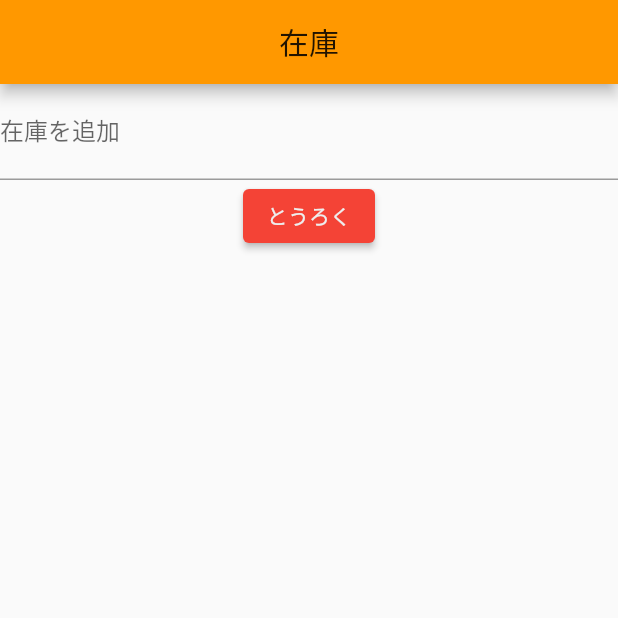
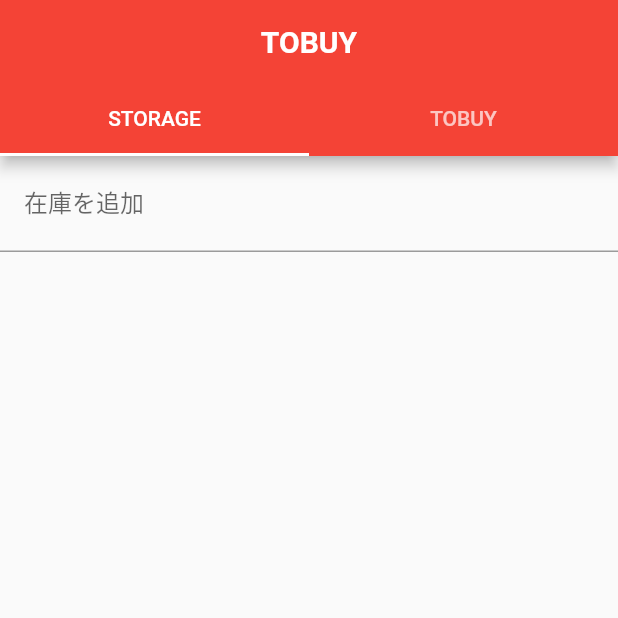
Before and after one commit to enpitut2021/hazimete_otsukai, a Flutter app: the screen it shows after launch, on a phone screen of 412 x 824 dp, the top half of it. Run offline on Flutter 3.47's test engine with Material 2 defaults, Android fonts, the light colour scheme and no system bars; our stand-ins replace cloud_firestore, firebase_core; accounts and stored records are empty.

Commit message:
リストをスワイプでカラム削除／AppBar下にタブ生成／tobuy_page作成

```diff
--- a/lib/item.dart
+++ b/lib/item.dart
@@ -9,7 +9,8 @@ import 'package:cloud_firestore/cloud_firestore.dart';
 class Item {
   // これぼくも正直よくわからんです
   Item(DocumentSnapshot? doc) {
-    title = doc!['title'];
+    documentID = doc!.id;
+    title = doc['title'];
     final Timestamp timestamp = doc['createdAt'];
     createdAt = timestamp.toDate();
   }
@@ -17,4 +18,5 @@ class Item {
   // Itemに含まれる内容
   String? title;
   DateTime? createdAt; // 登録された時間でソートしたいため
+  String? documentID;
 }
--- a/lib/main.dart
+++ b/lib/main.dart
@@ -32,17 +32,17 @@ class MyApp extends StatelessWidget {
     return MaterialApp(
       title: 'Flutter Demo',
       theme: ThemeData(
-        primarySwatch: Colors.orange, // ← よくわかんない
+        primarySwatch: Colors.red, // 全体のテーマ色が変わる
         // primaryColor: Colors.orange,
         // ↑ これでアプリ全体の色が変わるよ
       ),
-      home: MyHomePage(),
+      home: DefaultTabController(length: choices.length, child: MyHomePage()),
     );
   }
 }
 
 class MyHomePage extends StatelessWidget {
-  final TextEditingController _fieldText = TextEditingController(text: '');
+  final TextEditingController _fieldText = TextEditingController(text: null);
 
   @override
   Widget build(BuildContext context) {
@@ -50,12 +50,22 @@ class MyHomePage extends StatelessWidget {
 
     // ChangeNotifierBuilder: なんかstatelessでもstatefulにしてくれるやつ
     return ChangeNotifierProvider(
-      // 下のやつで、MyHomePageが回ったタイミングでgetItemListが実行される
+      // 下のやつで、MyHomePageが回ったタイミングでgetItemListRealtimeが実行される
       create: (context) => MainModel()..getItemListRealtime(),
       child: Scaffold(
           appBar: AppBar(
-            title: Text('在庫'),
+            title: Text(
+              'TOBUY',
+              style: TextStyle(fontWeight: FontWeight.bold),
+            ),
             centerTitle: true, // appBarのテキストが中央揃えになる
+            bottom: TabBar(
+              tabs: choices
+                  .map((choice) => Tab(
+                        text: choice.title,
+                      ))
+                  .toList(),
+            ),
           ),
           body:
               // Consumerの下ならmodelファイルを参照できるらしい
@@ -67,8 +77,8 @@ class MyHomePage extends StatelessWidget {
               return TextField(
                 controller: _fieldText,
                 decoration: InputDecoration(
-                  labelText: "在庫を追加", // ラベル
-                  hintText: "例) シャンプーの詰め替え", // ヒント
+                  labelText: "　在庫を追加", // ラベル
+                  hintText: "　例) 醤油", // ヒント
                 ),
                 onChanged: (text) {
                   // テキストフォームに入力されたテキスト(text)を
@@ -81,7 +91,10 @@ class MyHomePage extends StatelessWidget {
                 onSubmitted: (value) async {
                   try {
                     await model.addItem();
-                    _fieldText.clear(); // テキストフォームのテキストを消す ※バグ！
+                    // テキストフォームのテキストを消す
+                    _fieldText.clear();
+                    // バグ: 内部のmodel.itemTextも消せば解消！
+                    model.itemText = '';
                     _focusNode.requestFocus(); // フォーカスを再び渡す
                   } catch (e) {
                     await _showDialog(context, e.toString());
@@ -90,31 +103,36 @@ class MyHomePage extends StatelessWidget {
               );
             }),
             // 登録ボタン
-            Consumer<MainModel>(builder: (context, model, child) {
-              // ElevatedButtonが旧RaisedButton
-              // ちなみにTextButtonは旧FlatButton
-              return ElevatedButton(
-                child: const Text("とうろく"),
-                style: ElevatedButton.styleFrom(
-                    primary: Colors.red, onPrimary: Colors.grey[200]),
-                onPressed: () async {
-                  // タップされたときの動作
-                  // モデルを参照する
-                  // (model.addItem → main_model.dartのMainModelクラスのaddItem()関数)
-                  // Firestoreにデータを追加する
-                  try {
-                    await model.addItem();
-                    _fieldText.clear();
-                  } catch (e) {
-                    await _showDialog(context, e.toString());
-                  }
-                },
-              );
-            }),
+            // Consumer<MainModel>(builder: (context, model, child) {
+            //   // ElevatedButtonが旧RaisedButton
+            //   // ちなみにTextButtonは旧FlatButton
+            //   return ElevatedButton(
+            //     child: const Text("とうろく"),
+            //     style: ElevatedButton.styleFrom(
+            //         primary: Colors.red, onPrimary: Colors.grey[200]),
+            //     onPressed: () async {
+            //       // タップされたときの動作
+            //       // モデルを参照する
+            //       // (model.addItem → main_model.dartのMainModelクラスのaddItem()関数)
+            //       // Firestoreにデータを追加する
+            //       try {
+            //         await model.addItem();
+            //         _fieldText.clear();
+            //         model.itemText = '';
+            //       } catch (e) {
+            //         await _showDialog(context, e.toString());
+            //       }
+            //     },
+            //   );
+            // }),
+            SizedBox(
+              height: 10,
+            ),
+            // Divider(),
             // リスト表示をつくるとこ
             Consumer<MainModel>(builder: (context, model, child) {
               final itemList = model.itemList;
-              // mapメソッドでitemList内の書くitemをListTileに変換
+              // mapメソッドでitemList内の各itemをListTileに変換
               // → .toList()で更にリストに変換
               // → 変換結果をlistTiles変数に代入
               final listTiles = itemList
@@ -130,7 +148,33 @@ class MyHomePage extends StatelessWidget {
                   // ListView(children: ★) ← ★はリストになる必要があるから
                   .toList();
               // リストに変換されたlistTilesをListViewで描画
-              return Flexible(child: ListView(children: listTiles));
+              return Flexible(
+                  // ListView.separated: リストの各アイテムの間に線があるだけ
+                  child: ListView.separated(
+                      separatorBuilder: (context, index) => Divider(),
+                      itemCount: itemList.length,
+                      itemBuilder: (context, index) {
+                        if (index == itemList.length) {
+                          return const Divider(
+                            height: 1,
+                          );
+                        }
+                        return Dismissible(
+                          // childとしてListTileを複数取る
+                          // child: ListTile(), ListTile(), ...
+                          // のでlistTiles(ListTileのリスト)を[index]でループ
+                          child: listTiles[index],
+                          // これはなんかしらん
+                          key: UniqueKey(),
+                          background: Container(
+                              color: Colors.redAccent,
+                              child: Icon(Icons.clear, color: Colors.white)),
+                          onDismissed: (direction) {
+                            // 以下に消す処理を作成
+                            deleteItem(itemList[index]);
+                          },
+                        );
+                      }));
             }),
           ])),
     );
@@ -146,6 +190,7 @@ class MyHomePage extends StatelessWidget {
           actions: <Widget>[
             TextButton(
               child: Text('OK'),
+              // 画面遷移 - 前の画面に戻る (今回の場合、ダイアログが消える)
               onPressed: () => Navigator.of(context).pop(),
             ),
           ],
@@ -154,3 +199,18 @@ class MyHomePage extends StatelessWidget {
     );
   }
 }
+
+class Choice {
+  const Choice({this.title});
+
+  final String? title;
+}
+
+const List<Choice> choices = const <Choice>[
+  const Choice(
+    title: 'STORAGE',
+  ),
+  const Choice(
+    title: 'TOBUY',
+  ),
+];
--- a/pubspec.yaml
+++ b/pubspec.yaml
@@ -31,6 +31,7 @@ dependencies:
   # The following adds the Cupertino Icons font to your application.
   # Use with the CupertinoIcons class for iOS style icons.
   cupertino_icons: ^1.0.2
+  flutter_slidable: ^0.6.0
 
 dev_dependencies:
   flutter_test:
```
Also changed, not shown: lib/main_model.dart (+7 -0 lines), lib/tobuy_model.dart (added, +52 -0 lines), lib/tobuy_page.dart (added, +122 -0 lines), pubspec.lock.
